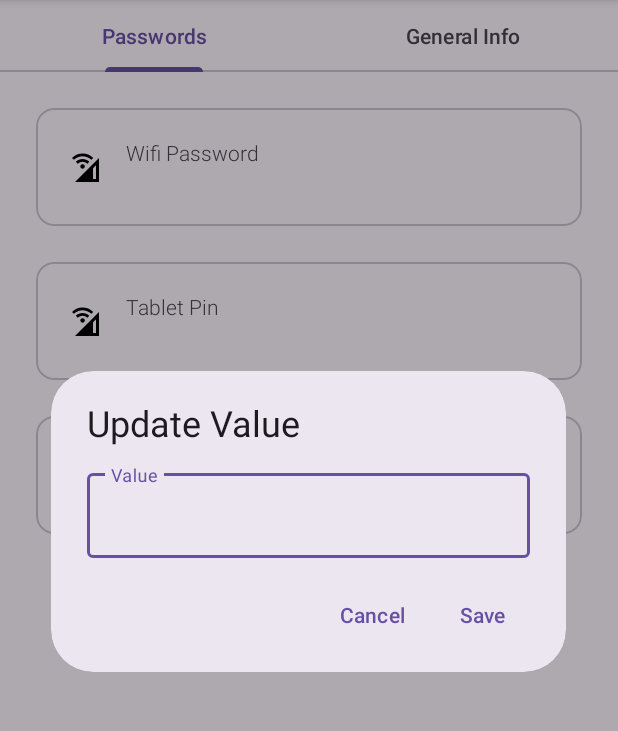
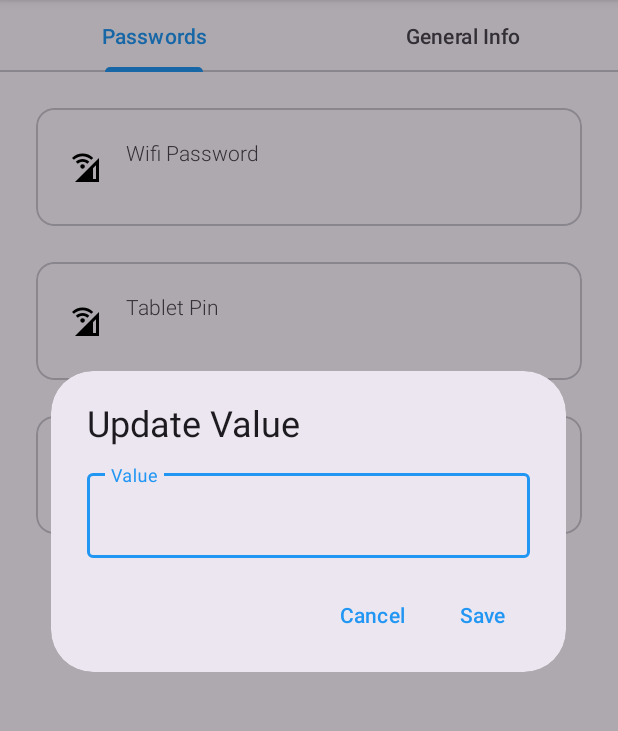
Before and after one commit to alanamalemba/Reminders, an Android app: the screen it shows after launch (MainActivity), after a tap on "Wifi Password", on a phone screen of 412 x 824 dp, the part 96-827 px from its top. Run offline under Robolectric (Android 15) with nearby library versions, the phone set to English and light mode, and no system bars.

Commit message:
set up colors

```diff
--- a/app/src/main/res/values-night/themes.xml
+++ b/app/src/main/res/values-night/themes.xml
@@ -2,6 +2,6 @@
     <!-- Base application theme. -->
     <style name="Base.Theme.Reminders" parent="Theme.Material3.DayNight">
         <!-- Customize your dark theme here. -->
-        <!-- <item name="colorPrimary">@color/my_dark_primary</item> -->
+         <item name="colorPrimary">@color/dark_primary</item>
     </style>
 </resources>
--- a/app/src/main/res/values/colors.xml
+++ b/app/src/main/res/values/colors.xml
@@ -2,4 +2,6 @@
 <resources>
     <color name="black">#FF000000</color>
     <color name="white">#FFFFFFFF</color>
+    <color name="light_primary">#2196f3</color>
+    <color name="dark_primary">#90caf9</color>
 </resources>
--- a/app/src/main/res/values/themes.xml
+++ b/app/src/main/res/values/themes.xml
@@ -2,7 +2,7 @@
     <!-- Base application theme. -->
     <style name="Base.Theme.Reminders" parent="Theme.Material3.DayNight">
         <!-- Customize your light theme here. -->
-        <!-- <item name="colorPrimary">@color/my_light_primary</item> -->
+         <item name="colorPrimary">@color/light_primary</item>
     </style>
 
     <style name="Theme.Reminders" parent="Base.Theme.Reminders" />
```
